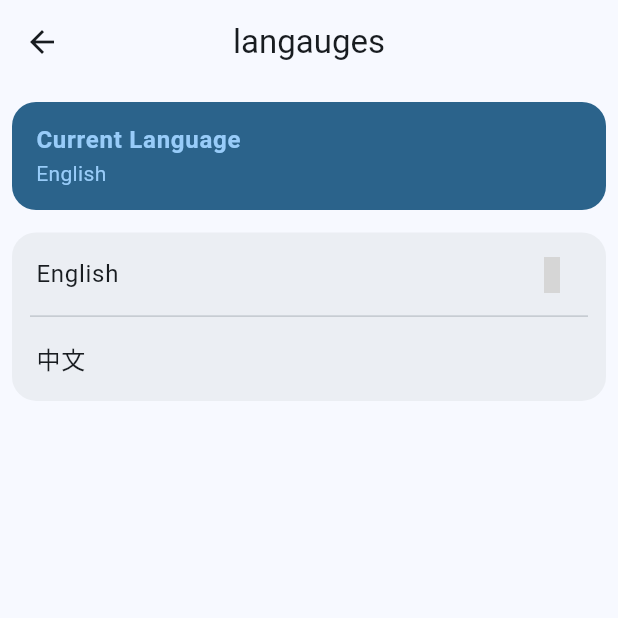
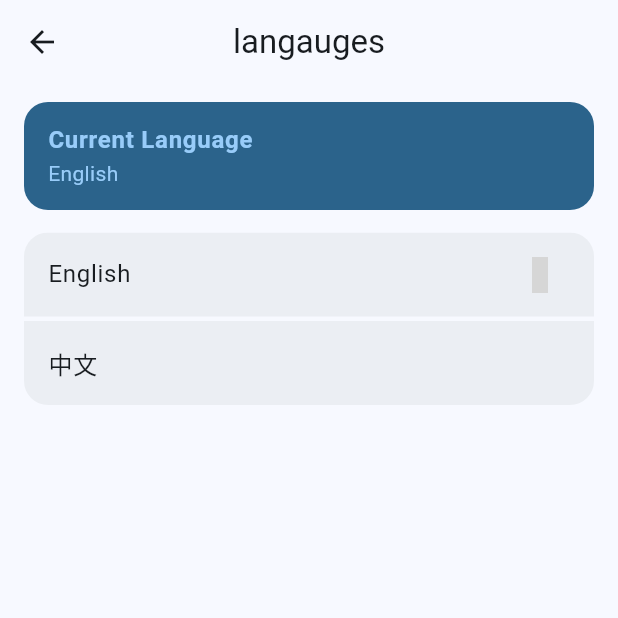
Before and after one commit to 0944-tw/fosstra, a Flutter app: the SettingsLayout screen opened by its route, after a tap on "Language", on a phone screen of 412 x 824 dp, the top half of it. Run offline on Flutter 3.47's test engine with Material 3 defaults, Android fonts, the phone set to English and light mode, and no system bars; drawn by our look-alikes of dynamic_color; our stand-ins replace go_router, google_fonts, loader_overlay, material_symbols_icons, shared_preferences, stacked; missing offline and left inert: modern_dialog; accounts and stored records are empty; grey boxes are pictures that could not be loaded.

Commit message:
Refactor Settings [REFACTOR/SETTINGS]

```diff
--- /dev/null
+++ b/lib/views/Settings/debug/debug.dart
@@ -0,0 +1,58 @@
+import 'package:flutter/cupertino.dart';
+import 'package:flutter/material.dart';
+import 'package:go_router/go_router.dart';
+import 'package:material_symbols_icons/material_symbols_icons.dart';
+import 'package:stacked/stacked.dart';
+import 'package:tra/l10n/app_localizations.dart';
+import 'package:tra/views/Settings/locale/viewmodel.dart';
+
+class SettingsDebugPage extends StatelessWidget {
+
+  @override
+  Widget build(BuildContext context) {
+
+    final localizations = AppLocalizations.of(context)!;
+    Locale locale = Localizations.localeOf(context);
+    List<Locale> localeList = AppLocalizations.supportedLocales;
+    ColorScheme color = Theme.of(context).colorScheme;
+    return  SingleChildScrollView(
+        padding: const EdgeInsets.symmetric(horizontal: 8, vertical: 12),
+
+        child: Column(
+          children: [
+            Material(
+              color: Theme.of(context).colorScheme.surfaceContainer,
+              borderRadius: BorderRadius.circular(16),
+              clipBehavior: Clip.antiAlias,
+
+              child: Column(
+                mainAxisSize: MainAxisSize.min,
+                crossAxisAlignment: CrossAxisAlignment.start,
+                children: [
+                  ListTile(
+                    title: Text(
+                      "Color Scheme",
+                      style: TextStyle(fontWeight: FontWeight.bold),
+                    ),
+                    subtitle: Center(
+                      child: Column(
+                        children: [
+                          Text('Primary ${color.primary}'),
+                          Text('Primary Fixed ${color.primaryFixed} ${color.primaryFixed == color.primary}'),
+                          Text('Primary Fixed Dim  ${color.primaryFixedDim} ${color.primaryFixedDim == color.primary}'),
+                          Text('Surface  ${color.surface}'),
+                          Text('Surface Container  ${color.surfaceContainer} ${color.surfaceContainer == color.surface}'),
+                        ],),
+                    ),
+                  ),
+                ],
+              ),
+            ),
+            SizedBox(height: 15),
+
+          ],
+        ),
+      );
+
+  }
+}
--- a/lib/views/Settings/layout.dart
+++ b/lib/views/Settings/layout.dart
@@ -19,6 +19,7 @@ class _SettingsLayoutState extends State<SettingsLayout> {
     final localizations = AppLocalizations.of(context)!;
 
     return Scaffold(
+      backgroundColor: Theme.of(context).colorScheme.surface,
       appBar: AppBar(title: Text(widget.title), leading: BackButton(onPressed: () => context.pop()), centerTitle: true),
       body: widget.child,
     );
--- a/lib/views/Settings/locale/page.dart
+++ b/lib/views/Settings/locale/page.dart
@@ -31,7 +31,7 @@ class SettingsLocalePage extends StatelessWidget {
       viewModelBuilder: () => SettingsLocalePageViewModel(),
       onViewModelReady: (model) => model.init(context),
       builder: (context, model, child) => SingleChildScrollView(
-        padding: const EdgeInsets.symmetric(horizontal: 8, vertical: 12),
+        padding: const EdgeInsets.symmetric(horizontal: 16, vertical: 12),
 
         child: Column(
           children: [
@@ -57,7 +57,7 @@ class SettingsLocalePage extends StatelessWidget {
             ),
             SizedBox(height: 15),
             Material(
-              color: Theme.of(context).colorScheme.surfaceContainer,
+              color: Theme.of(context).colorScheme.surface,
               borderRadius: BorderRadius.circular(16),
               clipBehavior: Clip.antiAlias,
               child: Column(
@@ -73,18 +73,16 @@ class SettingsLocalePage extends StatelessWidget {
                           return Column(
                             children: [
                               ListTile(
+                                tileColor: Theme.of(context).colorScheme.surfaceContainer,
                                 title: Text(languageMap[item.languageCode] ?? "Unknown"),
                                 trailing: model.locale.toString() == item.toString() ? Icon(Symbols.check_rounded, weight: 300) : null,
                                 onTap: () {
-                                 model.updateLocale(item);
+                                 model.updateLocale(context,item);
                                   context.pop();
                                 },
                               ),
                               if (!isLastItem)
-                                Padding(
-                                  padding: EdgeInsets.only(left: 12, right: 12),
-                                  child: Divider(height: 0.25),
-                                ),
+                                SizedBox(height: 3),
                             ],
                           );
                         }
--- a/lib/views/Settings/locale/viewmodel.dart
+++ b/lib/views/Settings/locale/viewmodel.dart
@@ -1,8 +1,10 @@
 import 'dart:ui';
 
 import 'package:flutter/cupertino.dart';
+import 'package:provider/provider.dart';
 import 'package:shared_preferences/shared_preferences.dart';
 import 'package:stacked/stacked.dart';
+import 'package:tra/services/LocaleProvider.dart';
 import 'package:tra/services/PreferenceService.dart';
 
 class SettingsLocalePageViewModel extends BaseViewModel {
@@ -12,10 +14,11 @@ class SettingsLocalePageViewModel extends BaseViewModel {
 
   Locale get locale => _locale;
 
-  void updateLocale(Locale locale) {
+  void updateLocale(BuildContext context,Locale locale) {
     _locale = locale;
     _prefs.setString("locale", "${locale.languageCode}");
     notifyListeners();
+    context.read<LocaleProvider>().setLocale(locale);
   }
   Future<void> init(context) async {
     setBusy(true);
@@ -28,6 +31,6 @@ class SettingsLocalePageViewModel extends BaseViewModel {
 
       );
     }
-    setBusy(false);
+     setBusy(false);
   }
 }
--- a/lib/views/Settings/settings.dart
+++ b/lib/views/Settings/settings.dart
@@ -7,12 +7,10 @@ import 'package:stacked/stacked.dart';
 import 'package:tra/l10n/app_localizations.dart';
 import 'package:tra/views/LocationSelect/location_select.dart';
 import 'package:tra/views/Settings/settings_viewmodel.dart';
-import 'package:tra/views/TRA_SearchPage/TRA_SearchPage.dart';
-
-
+import 'package:tra/views/TRA_SearchPage/tra_searchpage.dart';
+import 'package:tra/widgets/SettingsListTile.dart';
 
 class SettingsIndex extends StatelessWidget {
-
   @override
   Widget build(BuildContext context) {
     final localizations = AppLocalizations.of(context)!;
@@ -33,29 +31,24 @@ class SettingsIndex extends StatelessWidget {
     return ViewModelBuilder<SettingsViewModel>.reactive(
       viewModelBuilder: () => SettingsViewModel(),
       onViewModelReady: (model) => model.init(context),
-      builder: (context, model, child) =>    SingleChildScrollView(
-            padding: const EdgeInsets.symmetric(horizontal: 8, vertical: 12),
+      builder: (context, model, child) => SingleChildScrollView(
+        padding: EdgeInsets.symmetric(horizontal: 16, vertical: 12),
 
         child: Column(
           crossAxisAlignment: CrossAxisAlignment.stretch,
           children: [
             Padding(
-                  padding: const EdgeInsets.only(
-                    left: 8.0,
-                    top: 8.0,
-                    bottom: 8.0,
-                  ),
+              padding: const EdgeInsets.only(left: 16.0, top: 8.0, bottom: 8.0),
               child: Text(
                 localizations.settingsGeneral,
                 style: TextStyle(
-                      fontWeight: FontWeight.w500,
+                  fontWeight: FontWeight.bold,
                   color: Theme.of(context).colorScheme.secondary,
                   fontSize: 14.0,
                 ),
               ),
             ),
             Material(
-                  color: Theme.of(context).colorScheme.surfaceContainer,
               borderRadius: BorderRadius.circular(16),
               clipBehavior: Clip.antiAlias,
 
@@ -63,37 +56,26 @@ class SettingsIndex extends StatelessWidget {
                 mainAxisSize: MainAxisSize.min,
                 crossAxisAlignment: CrossAxisAlignment.start,
                 children: [
-                      ListTile(
-                        leading: Icon(
-                          Icons.brush_rounded,
-                          weight: 600,
-                          color: Theme.of(context).colorScheme.secondary,
-                        ),
-
-                        title: Text(localizations.settingsMaterialYouTitle),
-                        subtitle: Text(localizations.settingsMaterialYouDescription),
+                  SettingsListTile(
                     onTap: () {
                       model.setEnableMaterialYou(!model.enableMaterialYou);
                     },
+                    icon: Symbols.brush_rounded,
+                    title: localizations.settingsMaterialYouTitle,
+                    subtitle: localizations.settingsMaterialYouDescription,
                     trailing: Switch(
                       // This bool value toggles the switch.
                       value: model.enableMaterialYou,
                       onChanged: (bool value) async {
-                            model.setEnableMaterialYou(
-                              !model.enableMaterialYou,
-                            );
+                        model.setEnableMaterialYou(!model.enableMaterialYou);
                       },
                     ),
                   ),
-                      Divider(height: 1),
-                      ListTile(
-                        leading: Icon(
-                          Icons.translate_rounded,
-                          weight: 600,
-                          color: Theme.of(context).colorScheme.secondary,
-                        ),
-                        title: Text(localizations.settingsLanguageTitle),
-                        subtitle: Text(languageMap[model.locale.languageCode]!),
+                  SizedBox(height: 3),
+                  SettingsListTile(
+                    icon: Symbols.translate_rounded,
+                    title: localizations.settingsLanguageTitle,
+                    subtitle: languageMap[model.locale.languageCode]!,
                     onTap: () async {
                       await context.push("/settings/locale");
                       model.init(context);
@@ -103,15 +85,80 @@ class SettingsIndex extends StatelessWidget {
               ),
             ),
             Padding(
-                  padding: const EdgeInsets.only(
-                    left: 8.0,
-                    top: 8.0,
-                    bottom: 8.0,
-                  ),
+              padding: const EdgeInsets.only(left: 16.0, top: 8.0, bottom: 8.0),
               child: Text(
                 localizations.settingsAdvanced,
                 style: TextStyle(
-                      fontWeight: FontWeight.w500,
+                  fontWeight: FontWeight.bold,
+                  color: Theme.of(context).colorScheme.secondary,
+                  fontSize: 14.0,
+                ),
+              ),
+            ),
+
+            Material(
+              color: Theme.of(context).colorScheme.surface,
+              borderRadius: BorderRadius.circular(16),
+              clipBehavior: Clip.antiAlias,
+
+              child: Column(
+                mainAxisSize: MainAxisSize.min,
+                crossAxisAlignment: CrossAxisAlignment.start,
+                children: [
+                  SettingsListTile(
+                    icon: Symbols.link,
+                    title: localizations.settingsAPIConfigurationTitle,
+                    subtitle: localizations.settingsAPIConfigurationDescription,
+                    onTap: () {},
+                  ),
+                  SizedBox(height: 3),
+                  SettingsListTile(
+                    title: localizations.settingsDebugModeTitle,
+                    subtitle: localizations.settingsDebugModeDescription,
+                    icon: Symbols.bug_report_rounded,
+                    onTap: () async {
+                      await context.push("/settings/debug");
+                    },
+                    trailing: Switch(
+                      // This bool value toggles the switch.
+                      value: model.debugMode,
+                      onChanged: (bool value) async {
+                        model.setDebugMode(!model.debugMode);
+                      },
+                    ),
+                  ),
+                  SizedBox(height: 3),
+                  SettingsListTile(
+                    title: "Reset Data",
+                    subtitle: "Something went wrong? Click here to reset data",
+                    icon: Symbols.delete,
+                    onTap: () {
+                      model.resetData();
+                    },
+                  ),
+                  SizedBox(height: 3),
+                  SettingsListTile(
+                    title: localizations.settingsTestingDataTitle,
+                    subtitle: localizations.settingsTestingDataDescription,
+                    icon: Symbols.data_object_rounded,
+                    onTap: () {},
+                    trailing: Switch(
+                      // This bool value toggles the switch.
+                      value: model.useTestData,
+                      onChanged: (bool value) async {
+                        model.setUseTestData(!model.useTestData);
+                      },
+                    ),
+                  ),
+                ],
+              ),
+            ),
+            Padding(
+              padding: const EdgeInsets.only(left: 16.0, top: 8.0, bottom: 8.0),
+              child: Text(
+                localizations.settingsAbout,
+                style: TextStyle(
+                  fontWeight: FontWeight.bold,
                   color: Theme.of(context).colorScheme.secondary,
                   fontSize: 14.0,
                 ),
@@ -127,100 +174,18 @@ class SettingsIndex extends StatelessWidget {
                 mainAxisSize: MainAxisSize.min,
                 crossAxisAlignment: CrossAxisAlignment.start,
                 children: [
-                      ListTile(
-                        leading: Icon(Icons.link, weight: 600),
-                        iconColor: Theme.of(context).colorScheme.secondary,
-
-                        title: Text(localizations.settingsAPIConfigurationTitle),
-                        subtitle: Text(localizations.settingsAPIConfigurationDescription),
-                        onTap: () {},
-                      ),
-
-                      Divider(height: 1),
-                      ListTile(
-                        title: Text(localizations.settingsDebugModeTitle),
-                        subtitle: Text(localizations.settingsDebugModeDescription),
-                        iconColor: Theme.of(context).colorScheme.secondary,
-
-                        leading: Icon(Icons.bug_report_rounded, weight: 600),
-                        onTap: () {},
-                        trailing: Switch(
-                          // This bool value toggles the switch.
-                          value: model.debugMode,
-                          onChanged: (bool value) async {
-                            model.setDebugMode(!model.debugMode);
-                          },
-                        ),
-                      ),
-                      Divider(height: 1),
-                      ListTile(
-                        title: Text("Reset Data"),
-                        subtitle: Text("Something went wrong? Click here to reset data"),
-                        iconColor: Theme.of(context).colorScheme.secondary,
-
-                        leading: Icon(Symbols.delete, weight: 600),
-                        onTap: () {
-                         model.resetData();
-                        },
-
-                      ),
-                      Divider(height: 1),
-                      ListTile(
-                        title: Text(localizations.settingsTestingDataTitle),
-                        subtitle: Text(localizations.settingsTestingDataDescription),
-                        iconColor: Theme.of(context).colorScheme.secondary,
-                        leading: Icon(Icons.data_object_rounded, weight: 600),
-                        onTap: () {},
-                        trailing: Switch(
-                          // This bool value toggles the switch.
-                          value: model.useTestData,
-                          onChanged: (bool value) async {
-                            model.setUseTestData(!model.useTestData);
-                          },
-                        ),
-                      ),
-                    ],
-                  ),
-                ),
-                Padding(
-                  padding: const EdgeInsets.only(
-                    left: 8.0,
-                    top: 8.0,
-                    bottom: 8.0,
-                  ),
-                  child: Text(
-                    localizations.settingsAbout,
-                    style: TextStyle(
-                      fontWeight: FontWeight.w500,
-                      color: Theme.of(context).colorScheme.secondary,
-                      fontSize: 14.0,
-                    ),
-                  ),
-                ),
-
-                Material(
-                  color: Theme.of(context).colorScheme.surfaceContainer,
-                  borderRadius: BorderRadius.circular(16),
-                  clipBehavior: Clip.antiAlias,
-
-                  child: Column(
-                    mainAxisSize: MainAxisSize.min,
-                    crossAxisAlignment: CrossAxisAlignment.start,
-                    children: [
-                      ListTile(
-                        title: Text(localizations.settingsVersionTitle),
-                        subtitle: Text("v0.0.1-114514"),
-                        iconColor: Theme.of(context).colorScheme.secondary,
-                        leading: Icon(Icons.info_rounded, weight: 600),
+                  SettingsListTile(
+                    title: localizations.settingsVersionTitle,
+                    subtitle: "v0.0.1-114514",
+                    icon: Symbols.info_rounded,
                     onTap: () {},
                   ),
                   Divider(height: 1),
 
-                      ListTile(
-                        title: Text(localizations.settingsDonateTitle),
-                        leading: Icon(Icons.favorite_rounded),
-                        iconColor: Theme.of(context).colorScheme.secondary,
-                        subtitle: Text(localizations.settingsDonateDescription),
+                  SettingsListTile(
+                    title: localizations.settingsDonateTitle,
+                    icon: Symbols.favorite_rounded,
+                    subtitle: localizations.settingsDonateDescription,
                     onTap: () {},
                   ),
                 ],
@@ -230,7 +195,6 @@ class SettingsIndex extends StatelessWidget {
             SizedBox(height: 3),
           ],
         ),
-
       ),
     );
   }
```
Lines whose indentation alone changed are shown as unchanged.
